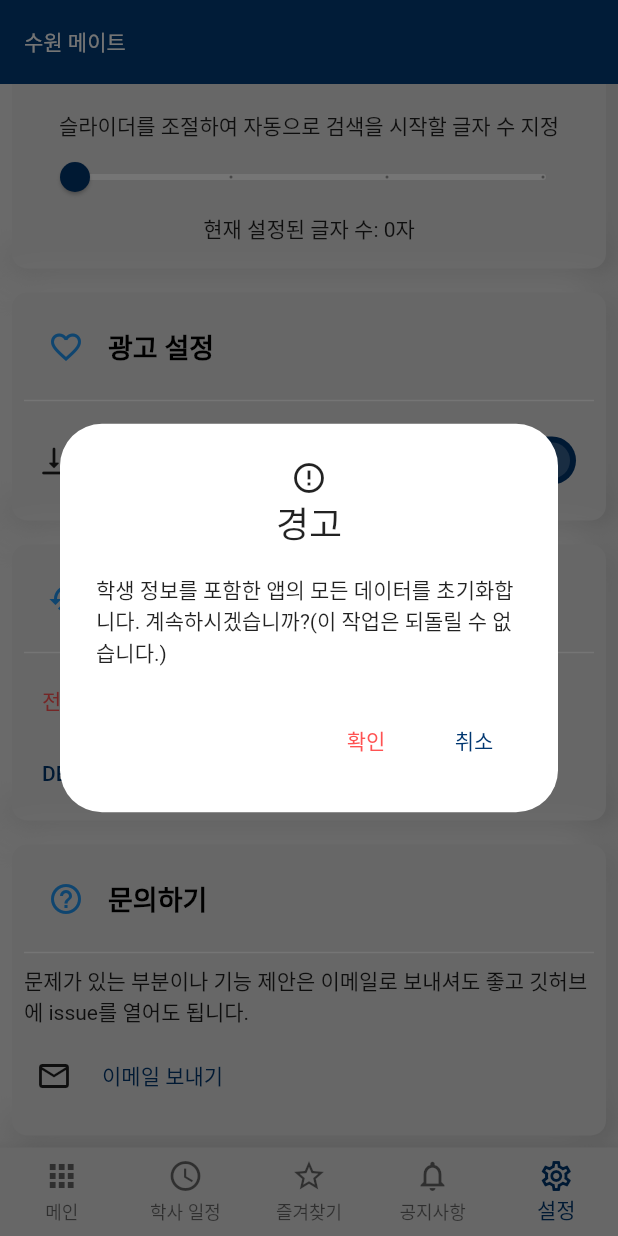
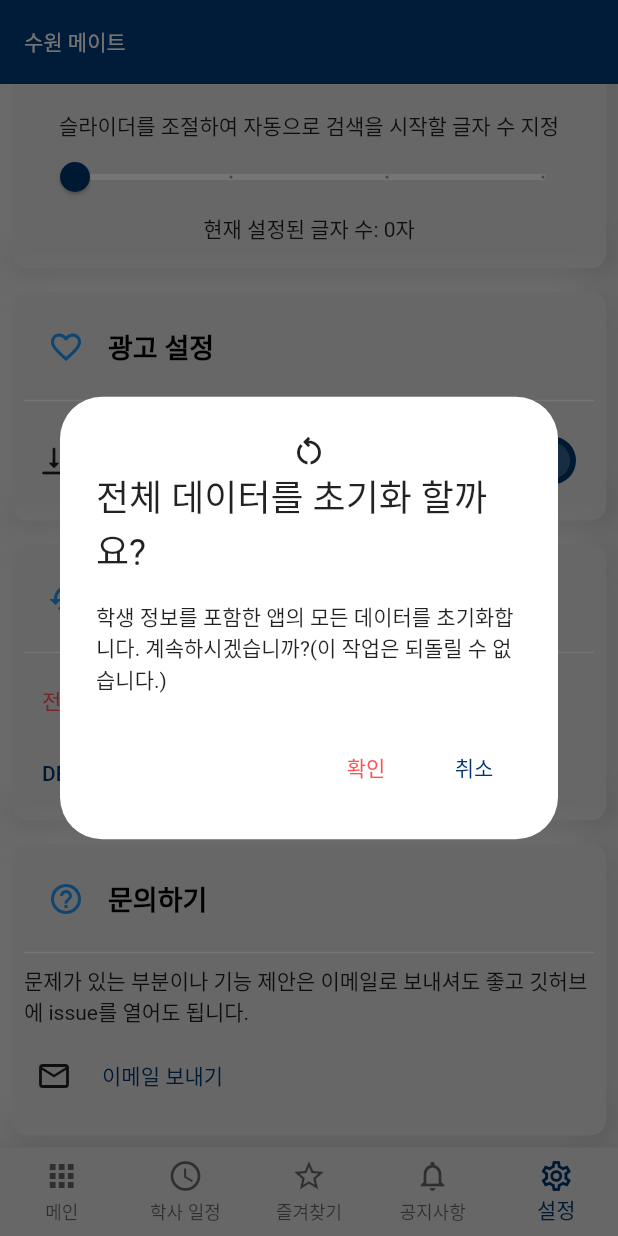
Before and after one commit to sun30812/suwon_mate, a Flutter app: the screen it shows after launch, item 5 of the bottom bar chosen, scrolled down 635 dp, after a tap on "전체 데이터 초기화", on a phone screen of 412 x 824 dp. Run offline on Flutter 3.47's test engine with Material 2 defaults, Android fonts, the phone set to English and light mode, and no system bars; our stand-ins replace firebase_core, firebase_database, firebase_remote_config, flutter_html, flutter_riverpod, go_router and 3 more; accounts and stored records are empty; network calls fail.

Commit message:
앱 데이터 초기화 및 DB 데이터 다시받을 때 표시되는 알림창 디자인 수정

```diff
--- a/lib/settings.dart
+++ b/lib/settings.dart
@@ -461,8 +461,8 @@ class SettingsPage extends StatelessWidget {
                           barrierDismissible: false,
                           context: context,
                           builder: (BuildContext context) => SuwonDialog(
-                              icon: Icons.error_outline,
-                              title: '경고',
+                              icon: Icons.restart_alt_outlined,
+                              title: '전체 데이터를 초기화 할까요?',
                               content: const Text(
                                   '학생 정보를 포함한 앱의 모든 데이터를 초기화합니다. 계속하시겠습니까?(이 작업은 되돌릴 수 없습니다.)'),
                               isDestructive: true,
@@ -487,10 +487,10 @@ class SettingsPage extends StatelessWidget {
                           context: context,
                           builder: (BuildContext context) {
                             return SuwonDialog(
-                              icon: Icons.error_outline,
-                              title: '경고',
+                              icon: Icons.restart_alt_outlined,
+                              title: 'DB 데이터를 다시 받을까요?',
                               content:
-                                  const Text('DB의 데이터를 다시 받습니다. 계속하시겠습니까?'),
+                                  const Text('서버에서 최신 DB의 데이터를 다시 받습니다. 계속하시겠습니까?'),
                               onPressed: () {
                                 SharedPreferences.getInstance()
                                     .then((value) => value.remove('db_ver'));
```
